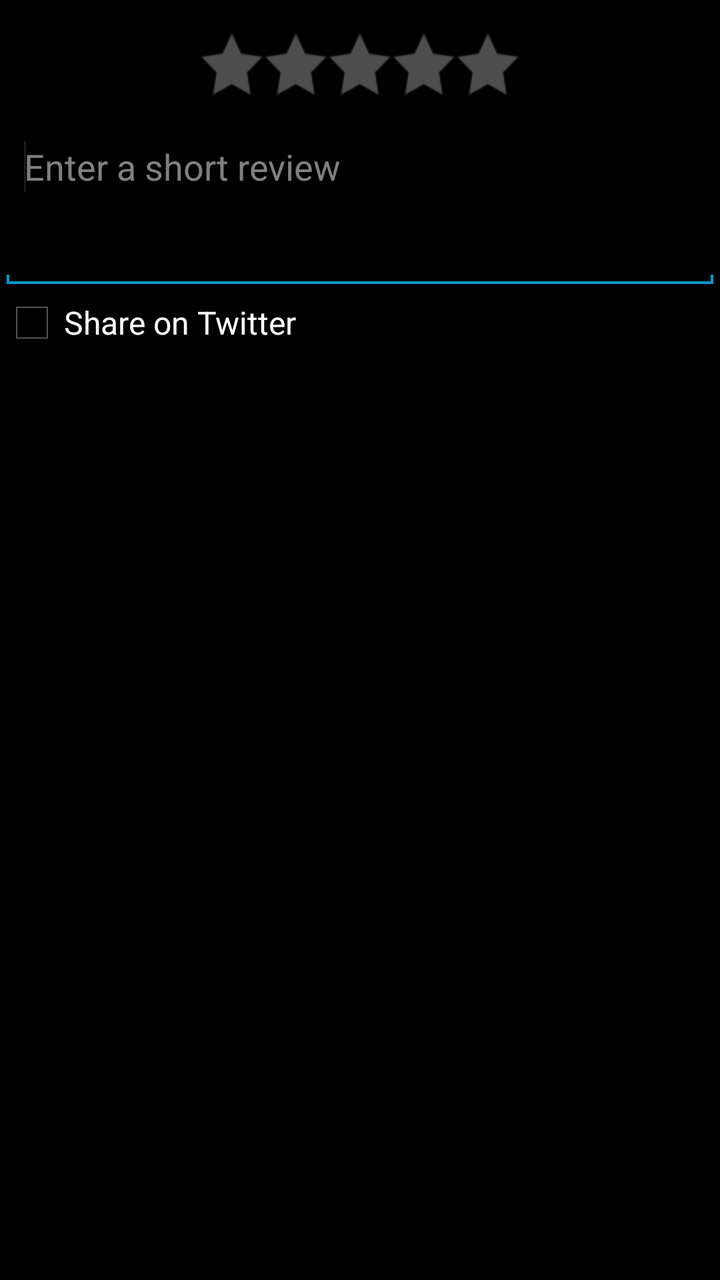
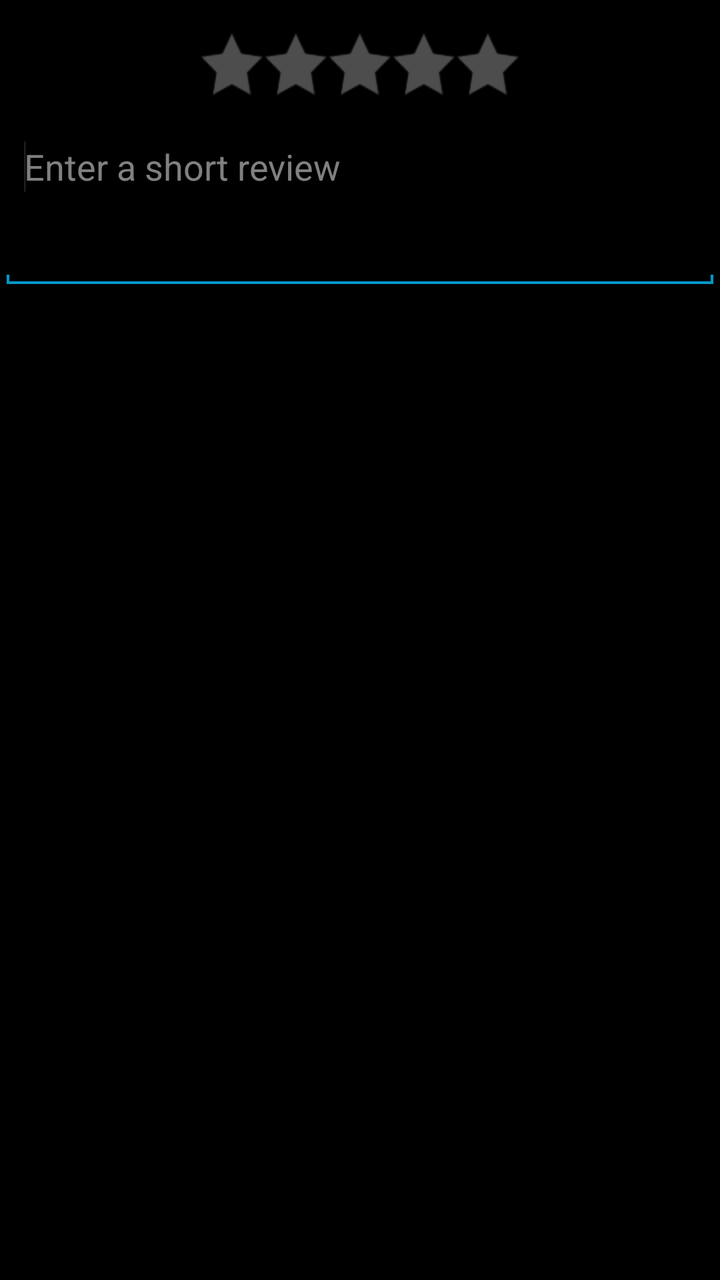

Compare the two renders of this Android layout. The source of the first and the diff that turns it into the second are given below.
<!-- AndroidManifest.xml: application theme Defaultscreen -->
<!-- res/layout/comic_rating.xml -->
<?xml version="1.0" encoding="utf-8"?>
<LinearLayout android:orientation="vertical" android:layout_width="fill_parent" android:layout_height="fill_parent" android:minWidth="@dimen/dialog_width"
  xmlns:android="http://schemas.android.com/apk/res/android">
    <RatingBar android:layout_gravity="center" android:id="@id/comicRating" android:layout_width="wrap_content" android:layout_height="32.0dip" android:layout_margin="16.0dip" android:numStars="5" android:stepSize="0.5" style="@style/RatingBar.Book" />
    <EditText android:gravity="top" android:id="@id/comicRatingReview" android:layout_width="fill_parent" android:layout_height="wrap_content" android:hint="@string/enter_short_review" android:maxLines="10" android:minLines="3" android:inputType="textMultiLine">
        <requestFocus />
    </EditText>
    <CheckBox android:id="@id/comicRatingTweet" android:layout_width="wrap_content" android:layout_height="wrap_content" android:text="@string/share_on_twitter" />
</LinearLayout>
<!-- resources referenced by this layout -->
<resources>
  <dimen name="dialog_width">400.0dip</dimen>
  <string name="enter_short_review">Enter a short review</string>
  <string name="share_on_twitter">Share on Twitter</string>
  <style name="RatingBar.Book" parent="@android:style/Widget.RatingBar">
          <item name="android:progressDrawable">@drawable/ratingbar_book</item>
      </style>
  <style name="Defaultscreen" parent="@android:style/Theme.NoTitleBar" />
  <!-- drawable ratingbar_book (drawable) -->
  <?xml version="1.0" encoding="utf-8"?>
  <layer-list
    xmlns:android="http://schemas.android.com/apk/res/android">
      <item android:id="@android:id/background" android:drawable="@drawable/rating_star_empty" />
      <item android:id="@android:id/secondaryProgress" android:drawable="@drawable/rating_star_empty" />
      <item android:id="@android:id/progress" android:drawable="@drawable/rating_star_full" />
  </layer-list>
  <!-- drawable rating_star_empty: png bitmap (drawable-hdpi-v4, 1641 bytes) -->
  <!-- drawable rating_star_full: png bitmap (drawable-hdpi-v4, 1010 bytes) -->
</resources>

<!-- the commit's change to res/layout/comic_rating.xml (unified diff, before → after) -->
@@ -5,5 +5,4 @@
     <EditText android:gravity="top" android:id="@id/comicRatingReview" android:layout_width="fill_parent" android:layout_height="wrap_content" android:hint="@string/enter_short_review" android:maxLines="10" android:minLines="3" android:inputType="textMultiLine">
         <requestFocus />
     </EditText>
-    <CheckBox android:id="@id/comicRatingTweet" android:layout_width="wrap_content" android:layout_height="wrap_content" android:text="@string/share_on_twitter" />
 </LinearLayout>
<!-- resource entries referenced after the edit -->
@@ -2,7 +2,6 @@
 <resources>
   <dimen name="dialog_width">400.0dip</dimen>
   <string name="enter_short_review">Enter a short review</string>
-  <string name="share_on_twitter">Share on Twitter</string>
   <style name="RatingBar.Book" parent="@android:style/Widget.RatingBar">
           <item name="android:progressDrawable">@drawable/ratingbar_book</item>
       </style>
